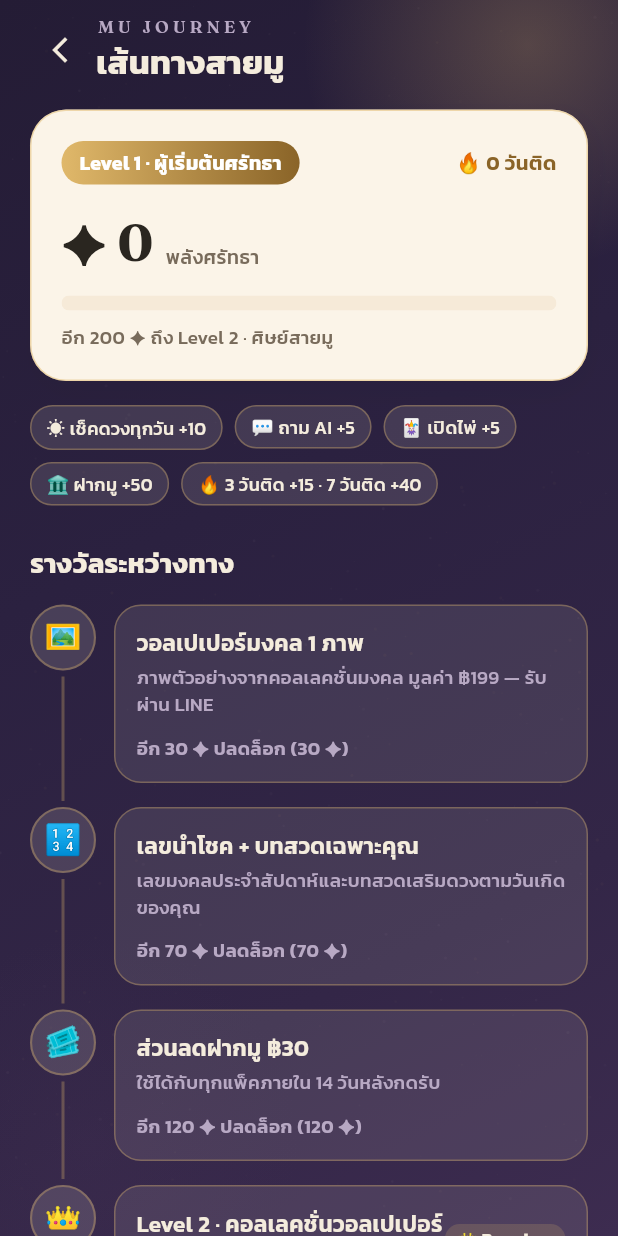
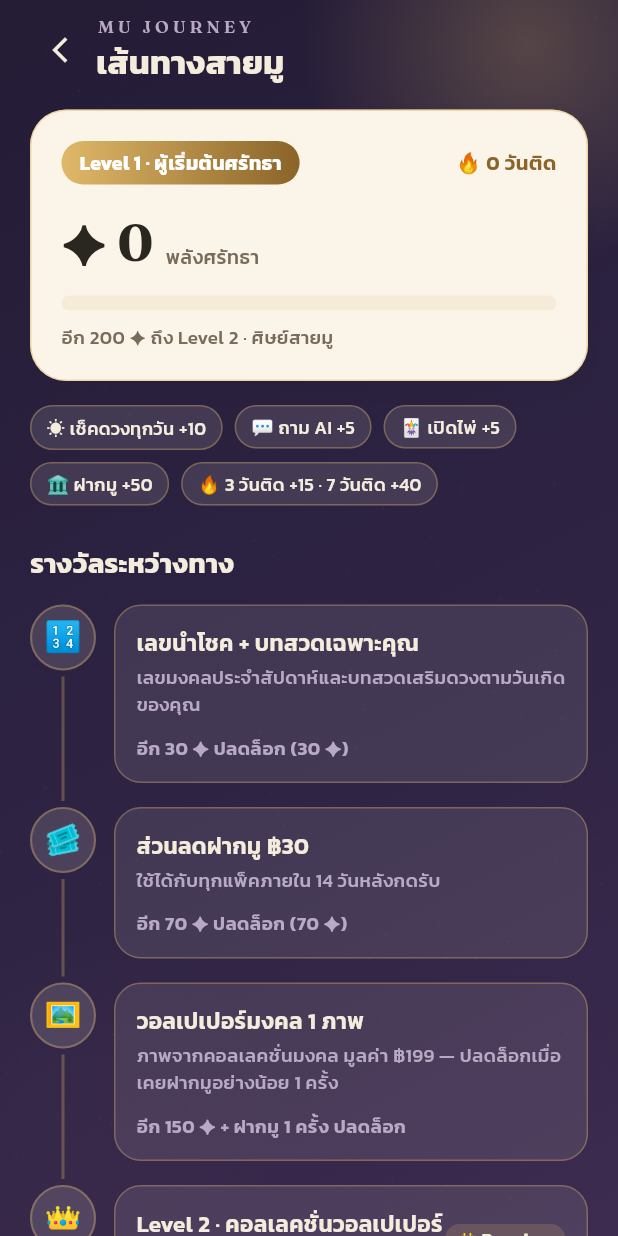
Before and after one commit to PanapatWonganan/horora-app, a Flutter app: the FaithJourneyScreen screen opened by its route, on a phone screen of 412 x 824 dp. Run offline on Flutter 3.47's test engine with Material 3 defaults, Android fonts, the phone set to English and light mode, and no system bars; our stand-ins replace app_links, connectivity_plus, firebase_core, flutter_dotenv, flutter_riverpod, flutter_svg and 11 more; missing offline and left inert: onesignal_flutter; accounts and stored records are empty; project files that could hold a hidden picture were left out.

Commit message:
feat(journey): wallpaper rewards gated behind a real merit order (upsell path)
- reorder path: 30 lucky numbers -> 70 merit coupon (accelerates the
  first order) -> 150 wallpaper teaser (requires >=1 merit order) ->
  200 premium collection box
- new lockedNeedsMerit state: points reached but no order yet shows
  'ไปฝากมู · ร่วมบุญ' CTA on the journey and a gold nudge on the Home
  strip instead of a claim button
- awardMeritOrder now records faith_has_merit_order (free order counts
  — it is the funnel entry)

Co-Authored-By: Claude Fable 5 <noreply@anthropic.com>

```diff
--- a/lib/config/constants.dart
+++ b/lib/config/constants.dart
@@ -66,6 +66,7 @@ class StorageConstants {
   static const String faithClaimedMilestones = 'faith_claimed_milestones';
   static const String faithActivityPrefix = 'faith_activity_';
   static const String faithCouponExpiry = 'faith_coupon_expiry';
+  static const String faithHasMeritOrder = 'faith_has_merit_order';
 }
 
 // ค่าคงที่สำหรับราศี
--- a/lib/features/journey/models/faith_models.dart
+++ b/lib/features/journey/models/faith_models.dart
@@ -60,6 +60,11 @@ class FaithMilestone {
   /// รางวัลที่ต้องเป็นสมาชิก Premium ถึงจะรับได้ (แสดง 👑 บนเส้นทาง)
   final bool premiumOnly;
 
+  /// รางวัลที่ต้อง "เคยฝากมูจริงอย่างน้อย 1 ครั้ง" ถึงปลดล็อก — แต้มถึง
+  /// อย่างเดียวไม่พอ (ทำให้วอลเปเปอร์เป็นของที่ตามหลังออเดอร์เสมอ →
+  /// เส้นทางรางวัลทำหน้าที่ upsell ไม่ใช่ของแจกง่าย)
+  final bool requiresMeritOrder;
+
   const FaithMilestone({
     required this.id,
     required this.points,
@@ -68,22 +73,16 @@ class FaithMilestone {
     required this.description,
     required this.reward,
     this.premiumOnly = false,
+    this.requiresMeritOrder = false,
   });
 
-  /// เส้นทาง Level 1 → 2 — สลับรางวัลใจ (spiritual) กับรางวัลขาย
-  /// (commercial) เพื่อไม่ให้เส้นทางรู้สึกเป็นแค่คูปองลดราคา
+  /// เส้นทาง Level 1 → 2 — รางวัลใจ (spiritual) มาก่อน, คูปองมาก่อน
+  /// วอลเปเปอร์เพื่อเร่ง "ออเดอร์แรก" (+50 ✦ จากฝากมูคือทางลัดสู่ 150)
+  /// และของพรีเมียม (วอลเปเปอร์) อยู่ท้ายเส้นทาง ผูกกับการฝากมูจริง
   static const List<FaithMilestone> defaults = [
     FaithMilestone(
-      id: 'wallpaper_teaser',
+      id: 'lucky_numbers',
       points: 30,
-      emoji: '🖼️',
-      title: 'วอลเปเปอร์มงคล 1 ภาพ',
-      description: 'ภาพตัวอย่างจากคอลเลคชั่นมงคล มูลค่า ฿199 — รับผ่าน LINE',
-      reward: FaithRewardType.wallpaperTeaser,
-    ),
-    FaithMilestone(
-      id: 'lucky_numbers',
-      points: 70,
       emoji: '🔢',
       title: 'เลขนำโชค + บทสวดเฉพาะคุณ',
       description: 'เลขมงคลประจำสัปดาห์และบทสวดเสริมดวงตามวันเกิดของคุณ',
@@ -91,11 +90,21 @@ class FaithMilestone {
     ),
     FaithMilestone(
       id: 'merit_coupon',
-      points: 120,
+      points: 70,
       emoji: '🎟️',
       title: 'ส่วนลดฝากมู ฿30',
       description: 'ใช้ได้กับทุกแพ็คภายใน 14 วันหลังกดรับ',
       reward: FaithRewardType.meritCoupon,
+    ),
+    FaithMilestone(
+      id: 'wallpaper_teaser',
+      points: 150,
+      emoji: '🖼️',
+      title: 'วอลเปเปอร์มงคล 1 ภาพ',
+      description: 'ภาพจากคอลเลคชั่นมงคล มูลค่า ฿199 — ปลดล็อกเมื่อเคย'
+          'ฝากมูอย่างน้อย 1 ครั้ง',
+      reward: FaithRewardType.wallpaperTeaser,
+      requiresMeritOrder: true,
     ),
     FaithMilestone(
       id: 'level2_box',
@@ -109,16 +118,27 @@ class FaithMilestone {
   ];
 }
 
-enum FaithMilestoneState { locked, claimable, claimed }
+enum FaithMilestoneState {
+  locked,
+
+  /// แต้มถึงแล้ว แต่ติดเงื่อนไข "ต้องเคยฝากมู" — โชว์ CTA พาไปฝากมูแทน
+  lockedNeedsMerit,
+  claimable,
+  claimed,
+}
 
 FaithMilestoneState faithMilestoneState({
   required FaithMilestone milestone,
   required int points,
   required Set<String> claimedIds,
+  bool hasMeritOrder = false,
 }) {
   if (claimedIds.contains(milestone.id)) return FaithMilestoneState.claimed;
-  if (points >= milestone.points) return FaithMilestoneState.claimable;
-  return FaithMilestoneState.locked;
+  if (points < milestone.points) return FaithMilestoneState.locked;
+  if (milestone.requiresMeritOrder && !hasMeritOrder) {
+    return FaithMilestoneState.lockedNeedsMerit;
+  }
+  return FaithMilestoneState.claimable;
 }
 
 // ── Check-in (pure) ──────────────────────────────────────────────────────────
--- a/lib/features/journey/screens/faith_journey_screen.dart
+++ b/lib/features/journey/screens/faith_journey_screen.dart
@@ -4,6 +4,7 @@ import 'package:google_fonts/google_fonts.dart';
 import 'package:url_launcher/url_launcher.dart';
 
 import '../../../config/constants.dart';
+import '../../../core/routes/app_routes.dart';
 import '../../../core/services/auth_service.dart';
 import '../../../core/services/guest_session_service.dart';
 import '../../../core/theme/app_colors.dart';
@@ -444,6 +445,7 @@ class _FaithJourneyScreenState extends State<FaithJourneyScreen> {
       milestone: m,
       points: state.points,
       claimedIds: state.claimedMilestoneIds,
+      hasMeritOrder: state.hasMeritOrder,
     );
     final isLocked = status == FaithMilestoneState.locked;
 
@@ -558,13 +560,42 @@ class _FaithJourneyScreenState extends State<FaithJourneyScreen> {
                   const SizedBox(height: 10),
                   switch (status) {
                     FaithMilestoneState.locked => Text(
-                        'อีก ${m.points - state.points} ✦ ปลดล็อก '
-                        '(${m.points} ✦)',
+                        m.requiresMeritOrder && !state.hasMeritOrder
+                            ? 'อีก ${m.points - state.points} ✦ '
+                                '+ ฝากมู 1 ครั้ง ปลดล็อก'
+                            : 'อีก ${m.points - state.points} ✦ ปลดล็อก '
+                                '(${m.points} ✦)',
                         style: GoogleFonts.kanit(
                           color: AppColors.onBackdropMuted,
                           fontSize: 12.5,
                           fontWeight: FontWeight.w600,
                         ),
+                      ),
+                    // แต้มถึงแล้วแต่ยังไม่เคยฝากมู — จุด upsell ของเส้นทาง:
+                    // พาไปหน้าฝากมูตรงๆ (ออเดอร์แรกได้ +50 ✦ ด้วย)
+                    FaithMilestoneState.lockedNeedsMerit => Column(
+                        crossAxisAlignment: CrossAxisAlignment.start,
+                        children: [
+                          Text(
+                            'แต้มถึงแล้ว — ฝากมูอย่างน้อย 1 ครั้ง'
+                            'เพื่อปลดล็อกรางวัลนี้',
+                            style: GoogleFonts.kanit(
+                              color: AppColors.deepGoldBrown,
+                              fontSize: 12.5,
+                              fontWeight: FontWeight.w600,
+                            ),
+                          ),
+                          const SizedBox(height: 8),
+                          SizedBox(
+                            width: double.infinity,
+                            child: SacredPrimaryButton(
+                              label: 'ไปฝากมู · ร่วมบุญ',
+                              filled: true,
+                              onTap: () => Navigator.pushNamed(
+                                  context, AppRoutes.merit),
+                            ),
+                          ),
+                        ],
                       ),
                     FaithMilestoneState.claimable => SizedBox(
                         width: double.infinity,
--- a/lib/features/journey/services/faith_points_service.dart
+++ b/lib/features/journey/services/faith_points_service.dart
@@ -10,10 +10,14 @@ class FaithState {
   final int streak;
   final Set<String> claimedMilestoneIds;
 
+  /// เคยฝากมูจริงอย่างน้อย 1 ครั้ง (ปลดล็อกรางวัลกลุ่มวอลเปเปอร์)
+  final bool hasMeritOrder;
+
   const FaithState({
     required this.points,
     required this.streak,
     required this.claimedMilestoneIds,
+    this.hasMeritOrder = false,
   });
 
   int get level => faithLevelForPoints(points);
@@ -37,6 +41,8 @@ class FaithPointsService {
       claimedMilestoneIds:
           (prefs.getStringList(StorageConstants.faithClaimedMilestones) ?? [])
               .toSet(),
+      hasMeritOrder:
+          prefs.getBool(StorageConstants.faithHasMeritOrder) ?? false,
     );
   }
 
@@ -99,6 +105,8 @@ class FaithPointsService {
         StorageConstants.faithPoints,
         (prefs.getInt(StorageConstants.faithPoints) ?? 0) + kFaithMeritPoints,
       );
+      // ปลดล็อกเงื่อนไข "เคยฝากมูแล้ว" ของรางวัลกลุ่มวอลเปเปอร์
+      await prefs.setBool(StorageConstants.faithHasMeritOrder, true);
       return kFaithMeritPoints;
     } catch (e) {
       debugPrint('FaithPointsService.awardMeritOrder error: $e');
```
Also changed, not shown: lib/features/home/home_screen.dart (+18 -6 lines), 1 other file.
